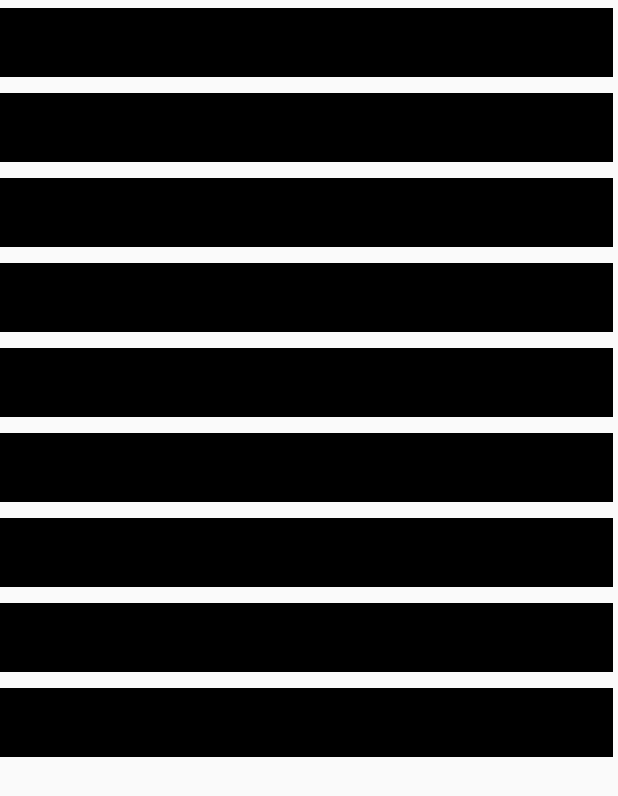
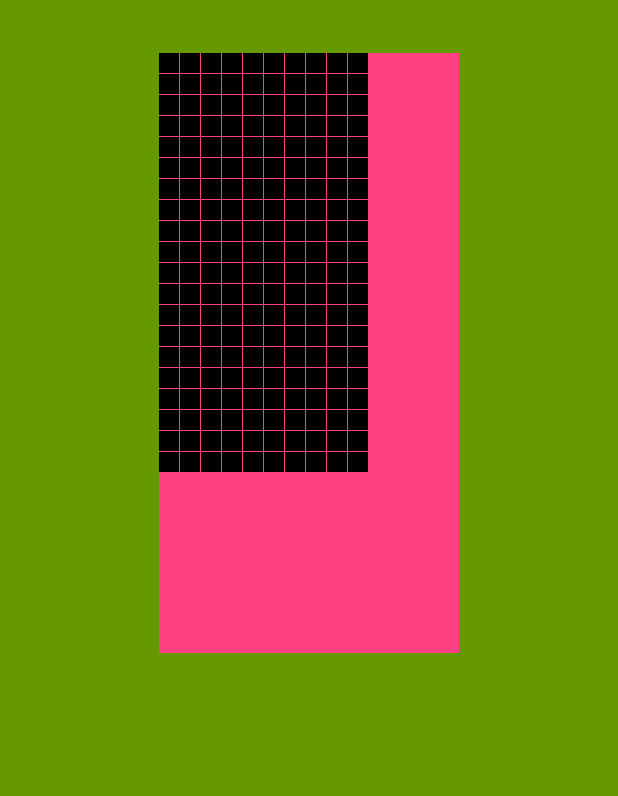
Before and after one commit to MichaelMondou/tetris, an Android app: the screen it shows after launch (MainActivity), on a phone screen of 412 x 824 dp. Shown: the top 796 px of the screen. Run offline under Robolectric (Android 15) with nearby library versions, the phone set to English and light mode, and no system bars.

Commit message:
Grid v1.0

```diff
--- a/app/src/main/java/com/iut/michael/mondou/tetris/ImageAdapter.java
+++ b/app/src/main/java/com/iut/michael/mondou/tetris/ImageAdapter.java
@@ -14,8 +14,8 @@ class ImageAdapter extends BaseAdapter {
     private Context mContext;
     private ArrayList<Integer> mArrayList;
 
-    private Integer nbLines = 9;
-    private Integer nbColumns = 9;
+    private Integer nbLines = 20;
+    private Integer nbColumns = 10;
 
     ImageAdapter(Context c) {
         mContext = c;
@@ -23,7 +23,7 @@ class ImageAdapter extends BaseAdapter {
     }
 
     private void initGrid() {
-        this.mArrayList = new ArrayList<Integer>();
+        this.mArrayList = new ArrayList<>();
 
         for (int i = 0; i < this.nbLines; i++) {
             for (int j = 0; j < this.nbColumns; j++) {
@@ -49,14 +49,19 @@ class ImageAdapter extends BaseAdapter {
         ImageView imageView;
 
         if (convertView == null) {
+            int iDisplayWidth = parent.getWidth() ;
+            int iImageSize = iDisplayWidth / 10 - 10 ;
+            while (iImageSize + 1 >= (parent.getHeight() - 20) / 20) {
+                iImageSize = iImageSize - 1;
+            }
             imageView = new ImageView(mContext);
-            imageView.setLayoutParams(new GridView.LayoutParams(85, 85));
-            imageView.setScaleType(ImageView.ScaleType.CENTER_CROP);
-            imageView.setPadding(8, 8, 8, 8);
+            imageView.setLayoutParams(new GridView.LayoutParams(iImageSize, iImageSize));
         } else {
             imageView = (ImageView) convertView;
         }
         imageView.setImageResource(this.mArrayList.get(position));
         return imageView;
     }
+
+
 }
--- a/app/src/main/java/com/iut/michael/mondou/tetris/MainActivity.java
+++ b/app/src/main/java/com/iut/michael/mondou/tetris/MainActivity.java
@@ -2,7 +2,11 @@ package com.iut.michael.mondou.tetris;
 
 import android.os.Bundle;
 import android.app.Activity;
+import android.util.Log;
 import android.view.Menu;
+import android.view.View;
+import android.view.ViewGroup;
+import android.view.ViewTreeObserver;
 import android.widget.GridView;
 
 public class MainActivity extends Activity {
@@ -11,7 +15,26 @@ public class MainActivity extends Activity {
         super.onCreate(savedInstanceState);
         setContentView(R.layout.activity_main);
 
-        GridView gridview = (GridView) findViewById(R.id.gridview);
+        final GridView gridview = (GridView) findViewById(R.id.gridview);
         gridview.setAdapter(new ImageAdapter(this));
+
+        gridview.getViewTreeObserver().addOnGlobalLayoutListener(new ViewTreeObserver.OnGlobalLayoutListener() {
+            @Override
+            public void onGlobalLayout() {
+                gridview.getViewTreeObserver().removeOnGlobalLayoutListener(this);
+                int iDisplayWidth = gridview.getWidth();
+                int iDisplayHeight = gridview.getHeight();
+                int iImageSize = iDisplayWidth / 10 - 10;
+                //while (iImageSize >= (gridview.getHeight()) / 20) {
+                //    iImageSize = iImageSize - 1;
+                //}
+                Log.d("width", String.valueOf(iDisplayWidth));
+                Log.d("height", String.valueOf(gridview.getHeight()));
+                Log.d("taille", String.valueOf(iImageSize));
+                gridview.setColumnWidth( iImageSize );
+                //gridview.setLayoutParams(new GridView.LayoutParams(GridView.AUTO_FIT, iImageSize));
+                gridview.setStretchMode( GridView.NO_STRETCH ) ;
+            }
+        });
     }
 }
--- a/app/src/main/res/layout/activity_main.xml
+++ b/app/src/main/res/layout/activity_main.xml
@@ -6,16 +6,32 @@
     android:layout_height="match_parent"
     tools:context="com.iut.michael.mondou.tetris.MainActivity">
 
-    <GridView xmlns:android="http://schemas.android.com/apk/res/android"
-        android:id="@+id/gridview"
-        android:layout_width="fill_parent"
-        android:layout_height="fill_parent"
-        android:columnWidth="45dp"
-        android:numColumns="auto_fit"
-        android:verticalSpacing="0dp"
-        android:horizontalSpacing="0dp"
-        android:stretchMode="columnWidth"
-        android:gravity="center"
-        />
+    <RelativeLayout
+        android:layout_width="match_parent"
+        android:layout_height="match_parent"
+        android:background="@android:color/holo_green_dark"
+        tools:layout_editor_absoluteY="8dp"
+        tools:layout_editor_absoluteX="8dp">
 
+        <RelativeLayout
+            android:layout_width="200dp"
+            android:layout_height="400dp"
+            android:background="@android:color/holo_blue_dark"
+            android:layout_alignParentTop="true"
+            android:layout_centerHorizontal="true"
+            android:layout_marginTop="35dp">
+
+            <GridView
+                android:id="@+id/gridview"
+                android:background="@color/colorAccent"
+                android:layout_width="match_parent"
+                android:layout_height="match_parent"
+                android:numColumns="10"
+                android:horizontalSpacing="1px"
+                android:verticalSpacing="1px"
+                android:gravity="center"/>
+
+        </RelativeLayout>
+
+    </RelativeLayout>
 </android.support.constraint.ConstraintLayout>
```
